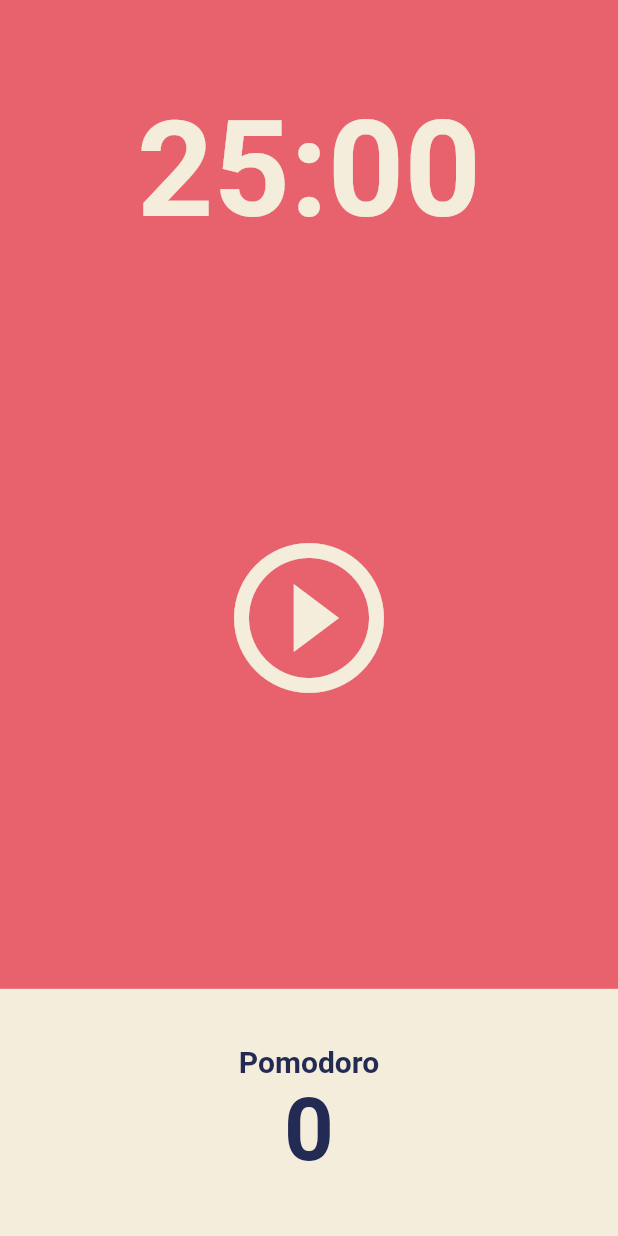
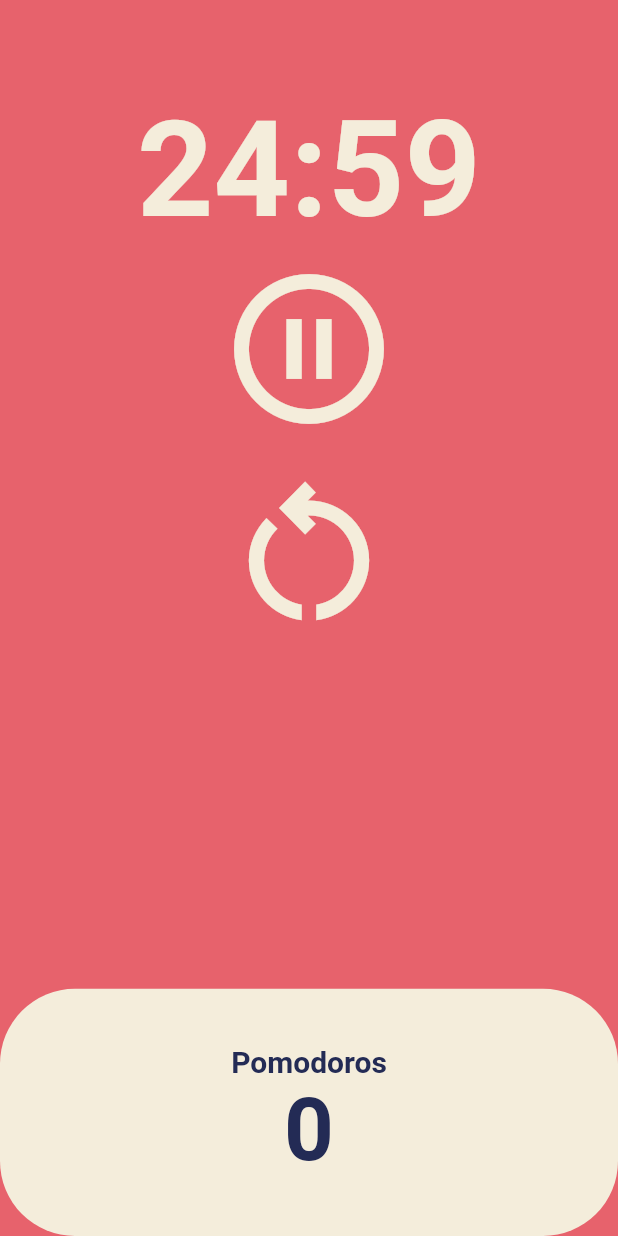
Before and after one commit to hatoruday/flutter_CurrencyCard, a Flutter app: the screen it shows after launch, after a tap on the "play circle outline" icon, on a phone screen of 412 x 824 dp. Run offline on Flutter 3.47's test engine with Material 2 defaults, Android fonts, the phone set to English and light mode, and no system bars.

Commit message:
5.4 code challenge -adding restart button

```diff
--- a/lib/screens/home_screen.dart
+++ b/lib/screens/home_screen.dart
@@ -1,3 +1,5 @@
+import 'dart:async';
+
 import 'package:flutter/material.dart';
 
 class HomeScreen extends StatefulWidget {
@@ -8,6 +10,60 @@ class HomeScreen extends StatefulWidget {
 }
 
 class _HomeScreenState extends State<HomeScreen> {
+  static const twentyFiveMinutes = 1500;
+  int totalSeconds = twentyFiveMinutes;
+  bool isRunning = false;
+  int totalPomodoros = 0;
+
+  late Timer timer;
+
+  void onRestartPressed() {
+    timer.cancel();
+    setState(() {
+      totalSeconds = 1500;
+      isRunning = false;
+    });
+  }
+
+  void onTick(Timer timer) {
+    if (totalSeconds == 0) {
+      setState(() {
+        totalPomodoros = totalPomodoros + 1;
+        isRunning = false;
+        totalSeconds = 1500;
+      });
+      timer.cancel();
+    } else {
+      setState(() {
+        totalSeconds = totalSeconds - 1;
+      });
+    }
+  }
+
+  void onStartPressed() {
+    timer = Timer.periodic(
+        const Duration(
+          seconds: 1,
+        ),
+        onTick);
+    setState(() {
+      isRunning = true;
+    });
+  }
+
+  void onPausePressed() {
+    timer.cancel();
+    setState(() {
+      isRunning = false;
+    });
+  }
+
+  String format(int seconds) {
+    var duration =
+        Duration(seconds: seconds).toString().split(".")[0].substring(2, 7);
+    return duration;
+  }
+
   @override
   Widget build(BuildContext context) {
     return Scaffold(
@@ -19,7 +75,7 @@ class _HomeScreenState extends State<HomeScreen> {
               child: Container(
                 alignment: Alignment.bottomCenter,
                 child: Text(
-                  "25:00",
+                  format(totalSeconds),
                   style: TextStyle(
                     color: Theme.of(context).cardColor,
                     fontSize: 89,
@@ -31,11 +87,23 @@ class _HomeScreenState extends State<HomeScreen> {
             Flexible(
               flex: 3,
               child: Center(
-                child: IconButton(
-                  iconSize: 120,
-                  color: Theme.of(context).cardColor,
-                  icon: const Icon(Icons.play_circle_outline),
-                  onPressed: () {},
+                child: Column(
+                  children: [
+                    IconButton(
+                      iconSize: 120,
+                      color: Theme.of(context).cardColor,
+                      icon: Icon(isRunning
+                          ? Icons.pause_circle_outline
+                          : Icons.play_circle_outline),
+                      onPressed: isRunning ? onPausePressed : onStartPressed,
+                    ),
+                    IconButton(
+                      iconSize: 120,
+                      color: Theme.of(context).cardColor,
+                      icon: const Icon(Icons.restart_alt_outlined),
+                      onPressed: onRestartPressed,
+                    ),
+                  ],
                 ),
               ),
             ),
@@ -47,12 +115,13 @@ class _HomeScreenState extends State<HomeScreen> {
                     child: Container(
                       decoration: BoxDecoration(
                         color: Theme.of(context).cardColor,
+                        borderRadius: BorderRadius.circular(50),
                       ),
                       child: Column(
                         mainAxisAlignment: MainAxisAlignment.center,
                         children: [
                           Text(
-                            "Pomodoro",
+                            "Pomodoros",
                             style: TextStyle(
                               fontSize: 20,
                               color: Theme.of(context)
@@ -63,7 +132,7 @@ class _HomeScreenState extends State<HomeScreen> {
                             ),
                           ),
                           Text(
-                            "0",
+                            "$totalPomodoros",
                             style: TextStyle(
                               fontSize: 58,
                               color: Theme.of(context)
```
